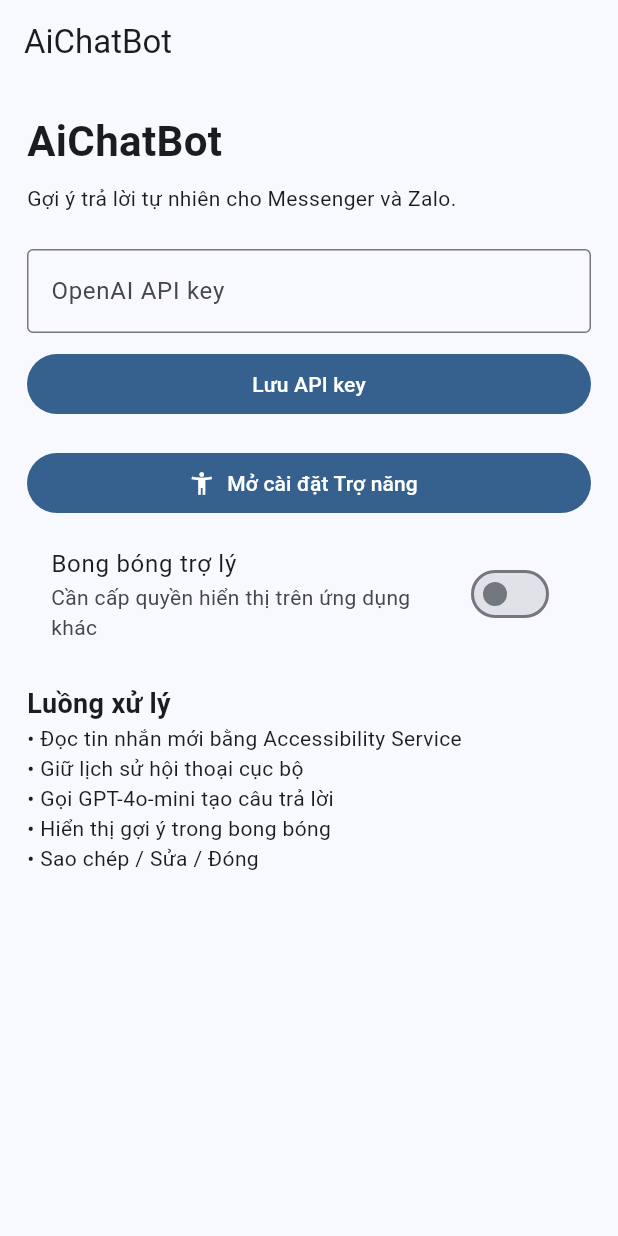
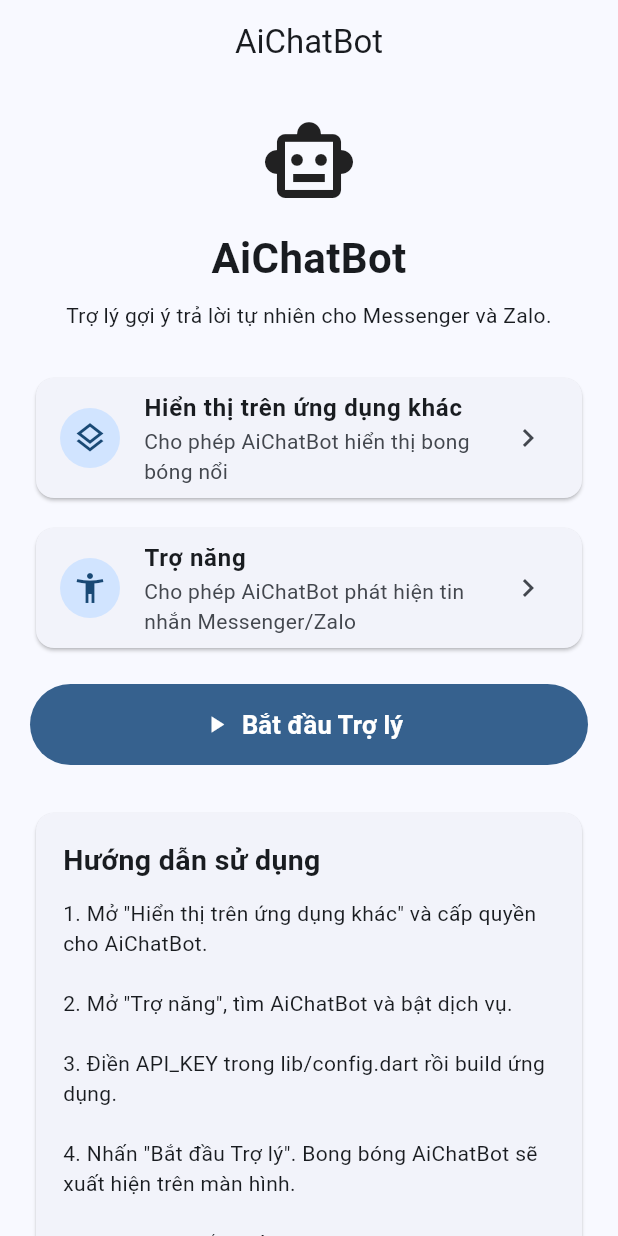
Before and after one commit to hoangnt391/AiChatbot, a Flutter app: the screen it shows after launch, on a phone screen of 412 x 824 dp. Run offline on Flutter 3.47's test engine with Material 3 defaults, Android fonts, the phone set to English and light mode, and no system bars.

Commit message:
Update AiChatBot main screen and permission controls

```diff
--- a/lib/main.dart
+++ b/lib/main.dart
@@ -1,59 +1,187 @@
-import 'dart:convert';
 import 'package:flutter/material.dart';
-import 'package:http/http.dart' as http;
-import 'package:shared_preferences/shared_preferences.dart';
 import 'package:flutter/services.dart';
+import 'config.dart';
 
-void main()=>runApp(const AiChatBotApp());
-
-class AiChatBotApp extends StatelessWidget{
- const AiChatBotApp({super.key});
- Widget build(BuildContext c)=>MaterialApp(debugShowCheckedModeBanner:false,title:'AiChatBot',theme:ThemeData(useMaterial3:true,colorSchemeSeed:Colors.blue),home:const HomePage());
+void main() {
+  runApp(const AiChatBotApp());
 }
 
-class Store{
- static Future<SharedPreferences> get p=>SharedPreferences.getInstance();
- static Future<String> key()async=>(await p).getString('openai_key')??'';
- static Future<void> saveKey(String v)async=>(await p).setString('openai_key',v);
- static Future<List<Map<String,dynamic>>> history()async{
-  final s=(await p).getString('history'); if(s==null)return[];
-  return List<Map<String,dynamic>>.from(jsonDecode(s));
- }
- static Future<void> add(String role,String content)async{
-  final h=await history(); h.add({'role':role,'content':content});
-  await (await p).setString('history',jsonEncode(h.length>40?h.sublist(h.length-40):h));
- }
+class AiChatBotApp extends StatelessWidget {
+  const AiChatBotApp({super.key});
+
+  @override
+  Widget build(BuildContext context) {
+    return MaterialApp(
+      debugShowCheckedModeBanner: false,
+      title: 'AiChatBot',
+      theme: ThemeData(
+        useMaterial3: true,
+        colorSchemeSeed: Colors.blue,
+      ),
+      home: const HomePage(),
+    );
+  }
 }
 
-class OpenAI{
- static Future<String> reply(String incoming,{String platform='Messenger'})async{
-  final key=await Store.key(); if(key.isEmpty)throw Exception('Chưa nhập OpenAI API key.');
-  final h=await Store.history();
-  final msgs=<Map<String,String>>[
-   {'role':'system','content':'Bạn là người Việt đang nhắn tin thật. Hãy soạn câu trả lời ngắn, tự nhiên, đời thường, đúng ngữ cảnh. Không nói mình là AI. Chỉ trả về câu có thể gửi.'},
-   ...h.map((e)=>{'role':e['role'] as String,'content':e['content'] as String}),
-   {'role':'user','content':'Nền tảng: $platform\nTin nhắn mới: $incoming'}
-  ];
-  final r=await http.post(Uri.parse('https://api.openai.com/v1/chat/completions'),headers:{'Authorization':'Bearer $key','Content-Type':'application/json'},body:jsonEncode({'model':'gpt-4o-mini','messages':msgs,'temperature':0.8,'max_tokens':180}));
-  if(r.statusCode<200||r.statusCode>=300)throw Exception('OpenAI ${r.statusCode}: ${r.body}');
-  final a=(jsonDecode(r.body)['choices'][0]['message']['content']??'').toString().trim();
-  await Store.add('user',incoming); await Store.add('assistant',a); return a;
- }
+class HomePage extends StatelessWidget {
+  const HomePage({super.key});
+
+  static const MethodChannel _channel = MethodChannel('aichatbot/native');
+
+  Future<void> _openOverlaySettings() async {
+    try {
+      await _channel.invokeMethod('openOverlaySettings');
+    } catch (_) {
+      // Native side can handle devices where the setting is unavailable.
+    }
+  }
+
+  Future<void> _openAccessibilitySettings() async {
+    try {
+      await _channel.invokeMethod('openAccessibility');
+    } catch (_) {}
+  }
+
+  Future<void> _startAssistant(BuildContext context) async {
+    if (API_KEY.trim().isEmpty) {
+      ScaffoldMessenger.of(context).showSnackBar(
+        const SnackBar(
+          content: Text('Bạn chưa điền API_KEY trong lib/config.dart'),
+        ),
+      );
+      return;
+    }
+
+    try {
+      await _channel.invokeMethod('startAssistant');
+      if (context.mounted) {
+        ScaffoldMessenger.of(context).showSnackBar(
+          const SnackBar(content: Text('Đã bắt đầu Trợ lý')),
+        );
+      }
+    } catch (e) {
+      if (context.mounted) {
+        ScaffoldMessenger.of(context).showSnackBar(
+          SnackBar(content: Text('Không thể bắt đầu Trợ lý: $e')),
+        );
+      }
+    }
+  }
+
+  @override
+  Widget build(BuildContext context) {
+    return Scaffold(
+      appBar: AppBar(
+        title: const Text('AiChatBot'),
+        centerTitle: true,
+      ),
+      body: ListView(
+        padding: const EdgeInsets.all(20),
+        children: [
+          const Icon(Icons.smart_toy_outlined, size: 64),
+          const SizedBox(height: 12),
+          const Text(
+            'AiChatBot',
+            textAlign: TextAlign.center,
+            style: TextStyle(fontSize: 28, fontWeight: FontWeight.bold),
+          ),
+          const SizedBox(height: 8),
+          const Text(
+            'Trợ lý gợi ý trả lời tự nhiên cho Messenger và Zalo.',
+            textAlign: TextAlign.center,
+          ),
+          const SizedBox(height: 28),
+
+          _SettingButton(
+            icon: Icons.layers_outlined,
+            title: 'Hiển thị trên ứng dụng khác',
+            subtitle: 'Cho phép AiChatBot hiển thị bong bóng nổi',
+            onPressed: _openOverlaySettings,
+          ),
+
+          const SizedBox(height: 12),
+
+          _SettingButton(
+            icon: Icons.accessibility_new,
+            title: 'Trợ năng',
+            subtitle: 'Cho phép AiChatBot phát hiện tin nhắn Messenger/Zalo',
+            onPressed: _openAccessibilitySettings,
+          ),
+
+          const SizedBox(height: 20),
+
+          SizedBox(
+            height: 54,
+            child: FilledButton.icon(
+              onPressed: () => _startAssistant(context),
+              icon: const Icon(Icons.play_arrow),
+              label: const Text(
+                'Bắt đầu Trợ lý',
+                style: TextStyle(fontSize: 17, fontWeight: FontWeight.w600),
+              ),
+            ),
+          ),
+
+          const SizedBox(height: 28),
+
+          const Card(
+            child: Padding(
+              padding: EdgeInsets.all(18),
+              child: Column(
+                crossAxisAlignment: CrossAxisAlignment.start,
+                children: [
+                  Text(
+                    'Hướng dẫn sử dụng',
+                    style: TextStyle(
+                      fontSize: 19,
+                      fontWeight: FontWeight.bold,
+                    ),
+                  ),
+                  SizedBox(height: 12),
+                  Text(
+                    '1. Mở "Hiển thị trên ứng dụng khác" và cấp quyền cho AiChatBot.\n\n'
+                    '2. Mở "Trợ năng", tìm AiChatBot và bật dịch vụ.\n\n'
+                    '3. Điền API_KEY trong lib/config.dart rồi build ứng dụng.\n\n'
+                    '4. Nhấn "Bắt đầu Trợ lý". Bong bóng AiChatBot sẽ xuất hiện trên màn hình.\n\n'
+                    '5. Khi có tin nhắn mới trên Messenger hoặc Zalo, Trợ lý sẽ dùng ngữ cảnh hội thoại để tạo câu trả lời gợi ý.\n\n'
+                    '6. Trong bong bóng, bạn có thể xem gợi ý, sửa nội dung hoặc sao chép để gửi.',
+                  ),
+                ],
+              ),
+            ),
+          ),
+        ],
+      ),
+    );
+  }
 }
 
-class HomePage extends StatefulWidget{const HomePage({super.key});State<HomePage> createState()=>_HomePageState();}
-class _HomePageState extends State<HomePage>{
- final keyCtrl=TextEditingController(); static const ch=MethodChannel('aichatbot/native'); bool on=false;
- void initState(){super.initState();Store.key().then((v)=>keyCtrl.text=v);}
- Future<void> access()async{await ch.invokeMethod('openAccessibility');}
- Widget build(BuildContext c)=>Scaffold(appBar:AppBar(title:const Text('AiChatBot')),body:ListView(padding:const EdgeInsets.all(18),children:[
-  const Text('AiChatBot',style:TextStyle(fontSize:28,fontWeight:FontWeight.bold)),
-  const SizedBox(height:8),const Text('Gợi ý trả lời tự nhiên cho Messenger và Zalo.'),
-  const SizedBox(height:24),TextField(controller:keyCtrl,decoration:const InputDecoration(labelText:'OpenAI API key',border:OutlineInputBorder())),
-  const SizedBox(height:10),FilledButton(onPressed:()async{await Store.saveKey(keyCtrl.text.trim());if(mounted)ScaffoldMessenger.of(context).showSnackBar(const SnackBar(content:Text('Đã lưu API key')));},child:const Text('Lưu API key')),
-  const SizedBox(height:18),FilledButton.icon(onPressed:access,icon:const Icon(Icons.accessibility_new),label:const Text('Mở cài đặt Trợ năng')),
-  const SizedBox(height:10),SwitchListTile(value:on,onChanged:(v)=>setState(()=>on=v),title:const Text('Bong bóng trợ lý'),subtitle:const Text('Cần cấp quyền hiển thị trên ứng dụng khác')),
-  const SizedBox(height:20),const Text('Luồng xử lý',style:TextStyle(fontSize:18,fontWeight:FontWeight.bold)),
-  const Text('• Đọc tin nhắn mới bằng Accessibility Service\n• Giữ lịch sử hội thoại cục bộ\n• Gọi GPT-4o-mini tạo câu trả lời\n• Hiển thị gợi ý trong bong bóng\n• Sao chép / Sửa / Đóng')
- ]));
+class _SettingButton extends StatelessWidget {
+  final IconData icon;
+  final String title;
+  final String subtitle;
+  final VoidCallback onPressed;
+
+  const _SettingButton({
+    required this.icon,
+    required this.title,
+    required this.subtitle,
+    required this.onPressed,
+  });
+
+  @override
+  Widget build(BuildContext context) {
+    return Card(
+      child: ListTile(
+        leading: CircleAvatar(child: Icon(icon)),
+        title: Text(
+          title,
+          style: const TextStyle(fontWeight: FontWeight.w600),
+        ),
+        subtitle: Text(subtitle),
+        trailing: const Icon(Icons.chevron_right),
+        onTap: onPressed,
+      ),
+    );
+  }
 }
```
